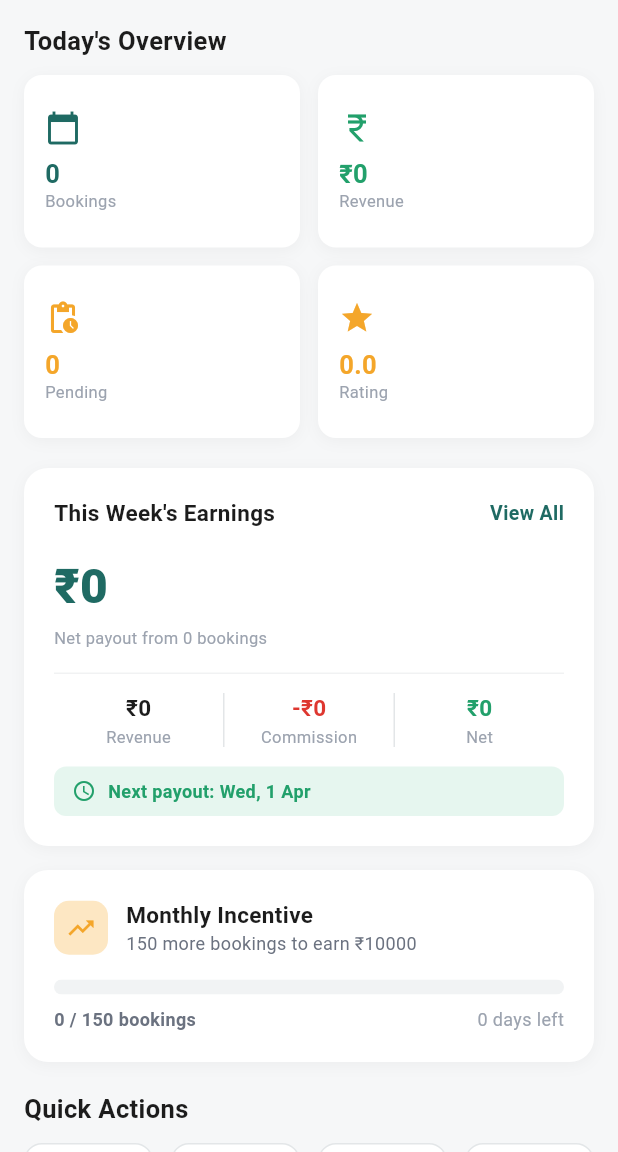
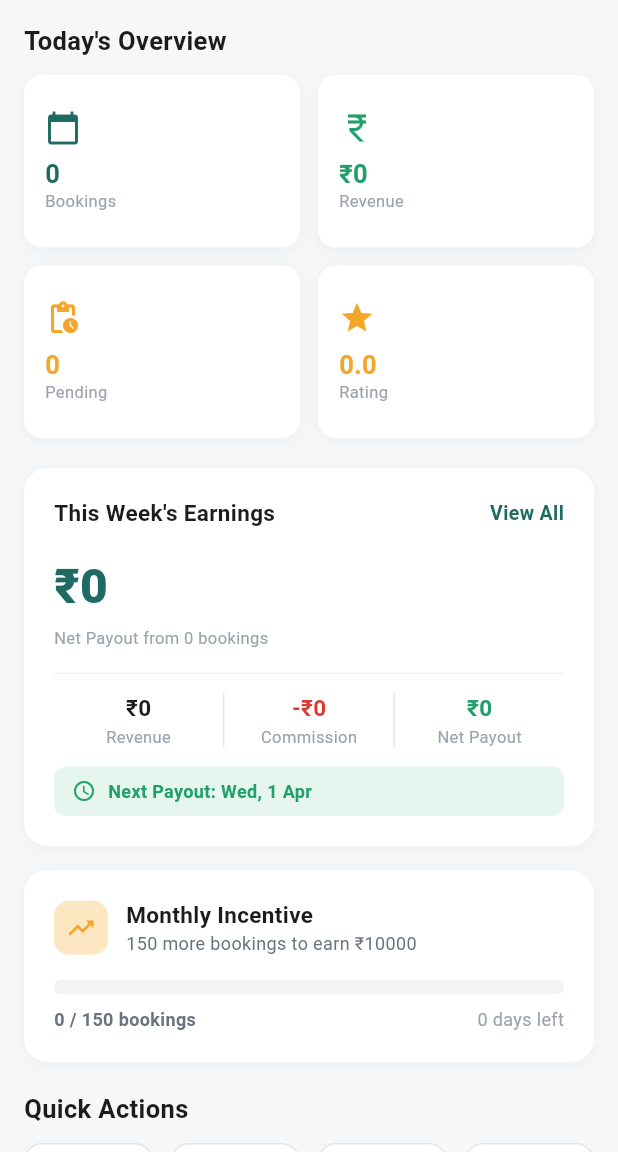
Before and after one commit to mihir-kanzariya/salon-owner, a Flutter app: the DashboardScreen screen opened directly, on a phone screen of 412 x 824 dp, the part 84-1236 px from its top. Run offline on Flutter 3.47's test engine with Material 3 defaults, Android fonts, the light colour scheme and no system bars; our stand-ins replace cached_network_image, connectivity_plus, firebase_core, firebase_messaging, flutter_local_notifications, flutter_secure_storage and 6 more; accounts and stored records are empty; network calls fail; project files that could hold a hidden picture were left out.

Commit message:
Fix bank setup screen + splash logo + all translations

```diff
--- a/lib/features/salon/bookings/presentation/screens/salon_bookings_screen.dart
+++ b/lib/features/salon/bookings/presentation/screens/salon_bookings_screen.dart
@@ -498,7 +498,7 @@ class _SalonBookingsScreenState extends State<SalonBookingsScreen>
                   IconButton(
                     icon: const Icon(Icons.notifications_active_outlined, size: 20),
                     color: AppColors.accent,
-                    tooltip: 'Notify Customer',
+                    tooltip: context.watch<LocaleProvider>().tr('notify_customer'),
                     padding: EdgeInsets.zero,
                     constraints: const BoxConstraints(minWidth: 36, minHeight: 36),
                     onPressed: () => _notifyCustomer(bookingId),
--- a/lib/features/salon/dashboard/widgets/incentive_progress.dart
+++ b/lib/features/salon/dashboard/widgets/incentive_progress.dart
@@ -1,6 +1,8 @@
 import 'package:flutter/material.dart';
+import 'package:provider/provider.dart';
 import '../../../../core/constants/app_colors.dart';
 import '../../../../core/constants/app_text_styles.dart';
+import '../../../../core/i18n/locale_provider.dart';
 
 class IncentiveProgress extends StatelessWidget {
   final int currentBookings;
@@ -18,6 +20,7 @@ class IncentiveProgress extends StatelessWidget {
 
   @override
   Widget build(BuildContext context) {
+    final l = context.watch<LocaleProvider>();
     final progress = threshold > 0 ? (currentBookings / threshold).clamp(0.0, 1.0) : 0.0;
     final remaining = (threshold - currentBookings).clamp(0, threshold);
     final isEligible = currentBookings >= threshold && threshold > 0;
@@ -55,11 +58,11 @@ class IncentiveProgress extends StatelessWidget {
                 child: Column(
                   crossAxisAlignment: CrossAxisAlignment.start,
                   children: [
-                    const Text('Monthly Incentive', style: AppTextStyles.h4),
+                    Text(l.tr('monthly_incentive'), style: AppTextStyles.h4),
                     Text(
                       isEligible
                           ? 'You\'ve earned \u20B9${bonusAmount.toStringAsFixed(0)} bonus!'
-                          : '$remaining more bookings to earn \u20B9${bonusAmount.toStringAsFixed(0)}',
+                          : '$remaining ${l.tr('incentive_msg')} \u20B9${bonusAmount.toStringAsFixed(0)}',
                       style: TextStyle(
                         fontSize: 12,
                         color: isEligible ? AppColors.success : AppColors.textSecondary,
@@ -88,11 +91,11 @@ class IncentiveProgress extends StatelessWidget {
             mainAxisAlignment: MainAxisAlignment.spaceBetween,
             children: [
               Text(
-                '$currentBookings / $threshold bookings',
+                '$currentBookings / $threshold ${l.tr('bookings').toLowerCase()}',
                 style: const TextStyle(fontSize: 12, fontWeight: FontWeight.w600, color: AppColors.textSecondary),
               ),
               Text(
-                '$daysRemaining days left',
+                '$daysRemaining ${l.tr('days_left')}',
                 style: const TextStyle(fontSize: 12, color: AppColors.textMuted),
               ),
             ],
--- a/lib/features/salon/dashboard/widgets/weekly_earnings_card.dart
+++ b/lib/features/salon/dashboard/widgets/weekly_earnings_card.dart
@@ -1,6 +1,8 @@
 import 'package:flutter/material.dart';
+import 'package:provider/provider.dart';
 import '../../../../core/constants/app_colors.dart';
 import '../../../../core/constants/app_text_styles.dart';
+import '../../../../core/i18n/locale_provider.dart';
 
 class WeeklyEarningsCard extends StatelessWidget {
   final double revenue;
@@ -22,6 +24,7 @@ class WeeklyEarningsCard extends StatelessWidget {
 
   @override
   Widget build(BuildContext context) {
+    final l = context.watch<LocaleProvider>();
     return Container(
       width: double.infinity,
       padding: const EdgeInsets.all(20),
@@ -38,10 +41,10 @@ class WeeklyEarningsCard extends StatelessWidget {
           Row(
             mainAxisAlignment: MainAxisAlignment.spaceBetween,
             children: [
-              const Text('This Week\'s Earnings', style: AppTextStyles.h4),
+              Text(l.tr('this_weeks_earnings'), style: AppTextStyles.h4),
               GestureDetector(
                 onTap: onViewEarnings,
-                child: const Text('View All', style: TextStyle(color: AppColors.primary, fontSize: 13, fontWeight: FontWeight.w600)),
+                child: Text(l.tr('view_all'), style: const TextStyle(color: AppColors.primary, fontSize: 13, fontWeight: FontWeight.w600)),
               ),
             ],
           ),
@@ -53,7 +56,7 @@ class WeeklyEarningsCard extends StatelessWidget {
           ),
           const SizedBox(height: 4),
           Text(
-            'Net payout from $bookingCount bookings',
+            '${l.tr('net_payout')} from $bookingCount ${l.tr('bookings').toLowerCase()}',
             style: AppTextStyles.caption,
           ),
           const SizedBox(height: 16),
@@ -64,7 +67,7 @@ class WeeklyEarningsCard extends StatelessWidget {
             children: [
               Expanded(
                 child: _EarningDetail(
-                  label: 'Revenue',
+                  label: l.tr('revenue'),
                   value: '\u20B9${revenue.toStringAsFixed(0)}',
                   color: AppColors.textPrimary,
                 ),
@@ -72,7 +75,7 @@ class WeeklyEarningsCard extends StatelessWidget {
               Container(width: 1, height: 36, color: AppColors.border),
               Expanded(
                 child: _EarningDetail(
-                  label: 'Commission',
+                  label: l.tr('commission'),
                   value: '-\u20B9${commission.toStringAsFixed(0)}',
                   color: AppColors.error,
                 ),
@@ -80,7 +83,7 @@ class WeeklyEarningsCard extends StatelessWidget {
               Container(width: 1, height: 36, color: AppColors.border),
               Expanded(
                 child: _EarningDetail(
-                  label: 'Net',
+                  label: l.tr('net_payout'),
                   value: '\u20B9${net.toStringAsFixed(0)}',
                   color: AppColors.success,
                 ),
@@ -101,7 +104,7 @@ class WeeklyEarningsCard extends StatelessWidget {
                   const Icon(Icons.schedule, size: 16, color: AppColors.success),
                   const SizedBox(width: 8),
                   Text(
-                    'Next payout: $nextPayoutDate',
+                    '${l.tr('next_payout')}: $nextPayoutDate',
                     style: const TextStyle(fontSize: 12, color: AppColors.success, fontWeight: FontWeight.w600),
                   ),
                 ],
--- a/lib/features/salon/earnings/presentation/screens/bank_account_setup_screen.dart
+++ b/lib/features/salon/earnings/presentation/screens/bank_account_setup_screen.dart
@@ -159,7 +159,6 @@ class _BankAccountSetupScreenState extends State<BankAccountSetupScreen> {
                         label: l.tr('ifsc_code'),
                         hint: 'e.g. HDFC0001234',
                         prefixIcon: Icons.code,
-                        textCapitalization: TextCapitalization.characters,
                         maxLength: 11,
                         validator: (v) {
                           if (v == null || v.trim().isEmpty) return 'Required';
--- a/lib/features/splash/presentation/screens/splash_screen.dart
+++ b/lib/features/splash/presentation/screens/splash_screen.dart
@@ -82,7 +82,7 @@ class _SplashScreenState extends State<SplashScreen> {
               ),
               child: ClipRRect(
                 borderRadius: BorderRadius.circular(20),
-                child: Center(child: Image.asset('assets/images/helohair-logo.png', width: 70, height: 70, fit: BoxFit.contain)),
+                child: Image.asset('assets/images/helohair-logo.png', width: 80, height: 80, fit: BoxFit.contain),
               ),
             ),
             const SizedBox(height: 24),
```
Also changed, not shown: lib/features/salon/onboarding/presentation/screens/payment_setup_screen.dart (+17 -16 lines).
